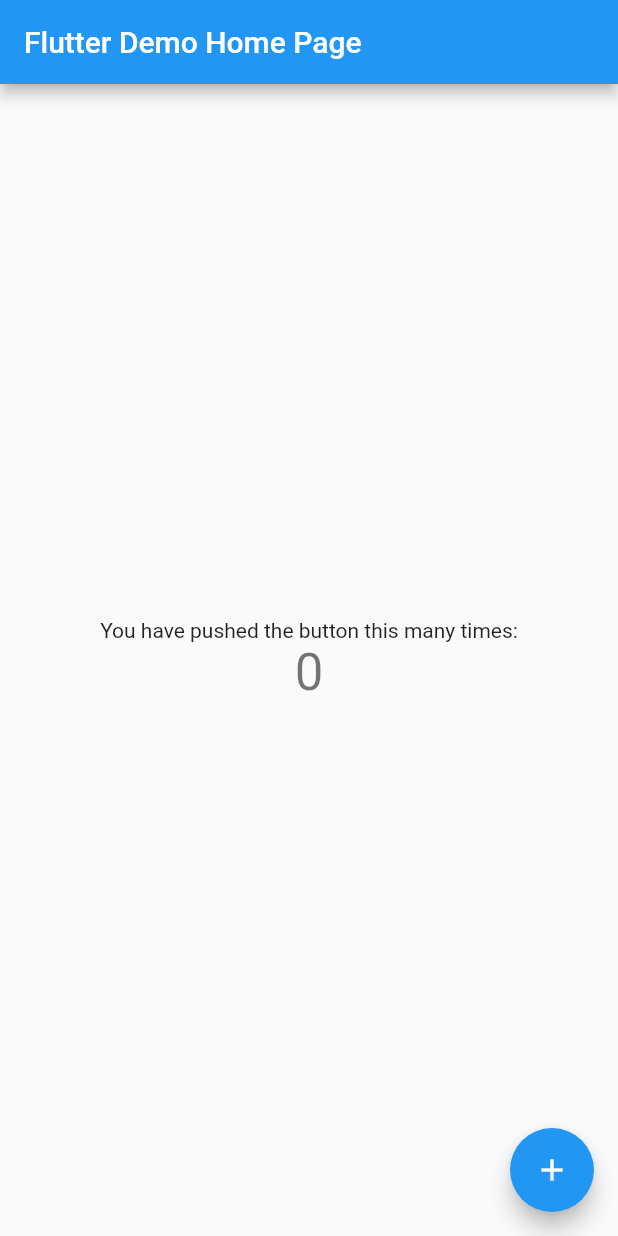
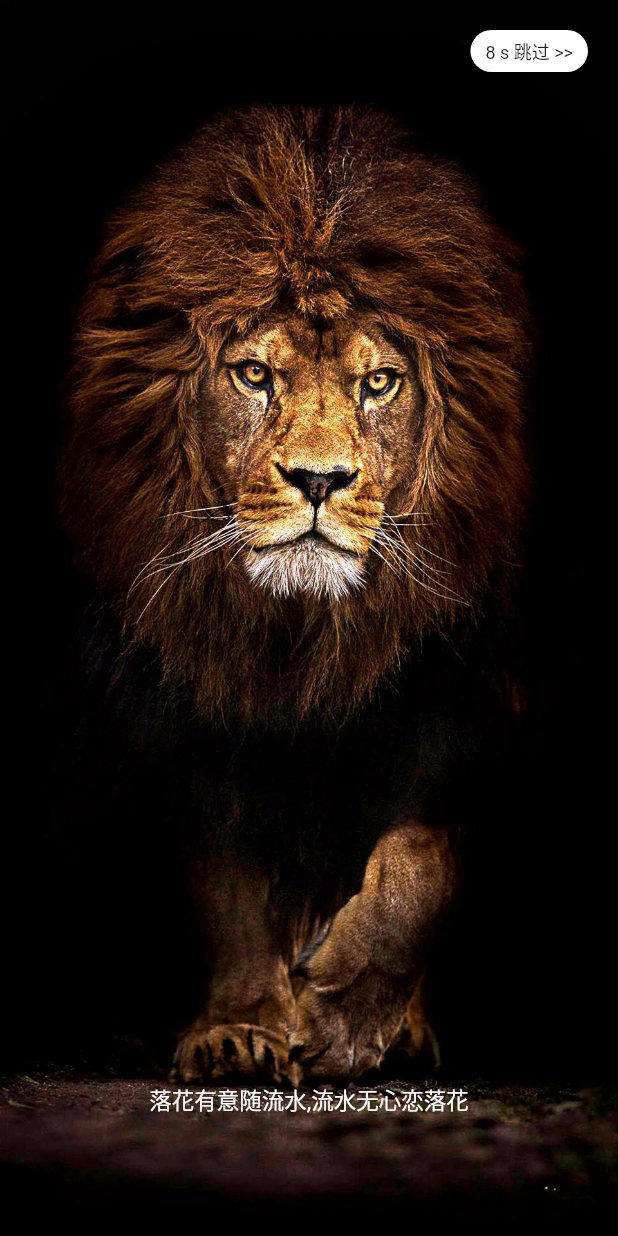
Before and after one commit to makai554892700/MYSShop, a Flutter app: the screen it shows after launch, on a phone screen of 412 x 824 dp. Run offline on Flutter 3.47's test engine with Material 2 defaults, Android fonts, the phone set to English and light mode, and no system bars; our stand-ins replace cached_network_image.

Commit message:
add:添加首页广告

```diff
--- a/lib/main.dart
+++ b/lib/main.dart
@@ -1,117 +1,67 @@
+import 'package:MYSShop/widgets/home.dart';
 import 'package:flutter/material.dart';
+import 'dart:io';
+import 'package:flutter/services.dart';
 
 void main() {
-  runApp(MyApp());
+  runApp(MainApp());
+  if (Platform.isAndroid) {
+    //设置Android头部的导航栏透明
+    SystemUiOverlayStyle systemUiOverlayStyle =
+    SystemUiOverlayStyle(statusBarColor: Colors.transparent);
+    SystemChrome.setSystemUIOverlayStyle(systemUiOverlayStyle);
+  }
 }
 
-class MyApp extends StatelessWidget {
-  // This widget is the root of your application.
+class MainApp extends StatelessWidget {
+
   @override
   Widget build(BuildContext context) {
-    return MaterialApp(
-      title: 'Flutter Demo',
-      theme: ThemeData(
-        // This is the theme of your application.
-        //
-        // Try running your application with "flutter run". You'll see the
-        // application has a blue toolbar. Then, without quitting the app, try
-        // changing the primarySwatch below to Colors.green and then invoke
-        // "hot reload" (press "r" in the console where you ran "flutter run",
-        // or simply save your changes to "hot reload" in a Flutter IDE).
-        // Notice that the counter didn't reset back to zero; the application
-        // is not restarted.
-        primarySwatch: Colors.blue,
-        // This makes the visual density adapt to the platform that you run
-        // the app on. For desktop platforms, the controls will be smaller and
-        // closer together (more dense) than on mobile platforms.
-        visualDensity: VisualDensity.adaptivePlatformDensity,
+    return RestartWidget(
+      child: MaterialApp(
+        theme: ThemeData(backgroundColor: Colors.white),
+        home: Scaffold(
+          resizeToAvoidBottomPadding: false,
+          body: Home(),
+        ),
       ),
-      home: MyHomePage(title: 'Flutter Demo Home Page'),
     );
   }
 }
 
-class MyHomePage extends StatefulWidget {
-  MyHomePage({Key key, this.title}) : super(key: key);
+///这个组件用来重新加载整个child Widget的。当我们需要重启APP的时候，可以使用这个方案
+///https://stackoverflow.com/questions/50115311/flutter-how-to-force-an-application-restart-in-production-mode
+class RestartWidget extends StatefulWidget {
+  final Widget child;
 
-  // This widget is the home page of your application. It is stateful, meaning
-  // that it has a State object (defined below) that contains fields that affect
-  // how it looks.
+  RestartWidget({Key key, @required this.child})
+      : assert(child != null),
+        super(key: key);
 
-  // This class is the configuration for the state. It holds the values (in this
-  // case the title) provided by the parent (in this case the App widget) and
-  // used by the build method of the State. Fields in a Widget subclass are
-  // always marked "final".
-
-  final String title;
+  static restartApp(BuildContext context) {
+    final _RestartWidgetState state =
+    context.ancestorStateOfType(const TypeMatcher<_RestartWidgetState>());
+    state.restartApp();
+  }
 
   @override
-  _MyHomePageState createState() => _MyHomePageState();
+  _RestartWidgetState createState() => _RestartWidgetState();
 }
 
-class _MyHomePageState extends State<MyHomePage> {
-  int _counter = 0;
+class _RestartWidgetState extends State<RestartWidget> {
+  Key key = UniqueKey();
 
-  void _incrementCounter() {
+  void restartApp() {
     setState(() {
-      // This call to setState tells the Flutter framework that something has
-      // changed in this State, which causes it to rerun the build method below
-      // so that the display can reflect the updated values. If we changed
-      // _counter without calling setState(), then the build method would not be
-      // called again, and so nothing would appear to happen.
-      _counter++;
+      key = UniqueKey();
     });
   }
 
   @override
   Widget build(BuildContext context) {
-    // This method is rerun every time setState is called, for instance as done
-    // by the _incrementCounter method above.
-    //
-    // The Flutter framework has been optimized to make rerunning build methods
-    // fast, so that you can just rebuild anything that needs updating rather
-    // than having to individually change instances of widgets.
-    return Scaffold(
-      appBar: AppBar(
-        // Here we take the value from the MyHomePage object that was created by
-        // the App.build method, and use it to set our appbar title.
-        title: Text(widget.title),
-      ),
-      body: Center(
-        // Center is a layout widget. It takes a single child and positions it
-        // in the middle of the parent.
-        child: Column(
-          // Column is also a layout widget. It takes a list of children and
-          // arranges them vertically. By default, it sizes itself to fit its
-          // children horizontally, and tries to be as tall as its parent.
-          //
-          // Invoke "debug painting" (press "p" in the console, choose the
-          // "Toggle Debug Paint" action from the Flutter Inspector in Android
-          // Studio, or the "Toggle Debug Paint" command in Visual Studio Code)
-          // to see the wireframe for each widget.
-          //
-          // Column has various properties to control how it sizes itself and
-          // how it positions its children. Here we use mainAxisAlignment to
-          // center the children vertically; the main axis here is the vertical
-          // axis because Columns are vertical (the cross axis would be
-          // horizontal).
-          mainAxisAlignment: MainAxisAlignment.center,
-          children: <Widget>[
-            Text(
-              'You have pushed the button this many times:',
-            ),
-            Text(
-              '$_counter',
-              style: Theme.of(context).textTheme.headline4,
-            ),
-          ],
-        ),
-      ),
-      floatingActionButton: FloatingActionButton(
-        onPressed: _incrementCounter,
-        tooltip: 'Increment',
-        child: Icon(Icons.add),
-      ), // This trailing comma makes auto-formatting nicer for build methods.
+    return Container(
+      key: key,
+      child: widget.child,
     );
   }
 }
--- /dev/null
+++ b/lib/utils/screen_utils.dart
@@ -0,0 +1,193 @@
+import 'package:flutter/material.dart';
+import 'dart:ui' as ui;
+//系统默认的appBar等高度
+//位于Dart Packages/flutter/src/material/constans.dart
+
+///默认设计稿尺寸（单位 dp or pt）
+double _designW = 360.0;
+double _designH = 640.0;
+double _designD = 3.0;
+
+/**
+ * 配置设计稿尺寸（单位 dp or pt）
+ * w 宽
+ * h 高
+ * density 像素密度
+ */
+
+/// 配置设计稿尺寸 屏幕 宽，高，密度。
+/// Configuration design draft size  screen width, height, density.
+void setDesignWHD(double w, double h, {double density = 3.0}) {
+  _designW = w;
+  _designH = h;
+  _designD = density;
+}
+
+/// Screen Util.
+class ScreenUtils {
+  double _screenWidth = 0.0;
+  double _screenHeight = 0.0;
+  double _screenDensity = 0.0;
+  double _statusBarHeight = 0.0;
+  double _bottomBarHeight = 0.0;
+  double _appBarHeight = 0.0;
+  MediaQueryData _mediaQueryData;
+
+  static final ScreenUtils _singleton = ScreenUtils();
+
+  static ScreenUtils getInstance() {
+    _singleton._init();
+    return _singleton;
+  }
+
+  _init() {
+    MediaQueryData mediaQuery = MediaQueryData.fromWindow(ui.window);
+    if (_mediaQueryData != mediaQuery) {
+      _mediaQueryData = mediaQuery;
+      _screenWidth = mediaQuery.size.width;
+      _screenHeight = mediaQuery.size.height;
+      _screenDensity = mediaQuery.devicePixelRatio;
+      _statusBarHeight = mediaQuery.padding.top;
+      _bottomBarHeight = mediaQuery.padding.bottom;
+      _appBarHeight = kToolbarHeight;
+    }
+  }
+
+  /// screen width
+  /// 屏幕 宽
+  double get screenWidth => _screenWidth;
+
+  /// screen height
+  /// 屏幕 高
+  double get screenHeight => _screenHeight;
+
+  /// appBar height
+  /// appBar 高
+  double get appBarHeight => _appBarHeight;
+
+  /// screen density
+  /// 屏幕 像素密度
+  double get screenDensity => _screenDensity;
+
+  /// status bar Height
+  /// 状态栏高度
+  double get statusBarHeight => _statusBarHeight;
+
+  /// bottom bar Height
+  double get bottomBarHeight => _bottomBarHeight;
+
+  /// media Query Data
+  MediaQueryData get mediaQueryData => _mediaQueryData;
+
+  /// screen width
+  /// 当前屏幕 宽
+  static double screenW(BuildContext context) {
+    MediaQueryData mediaQuery = MediaQuery.of(context);
+    return mediaQuery.size.width;
+  }
+
+  /// screen height
+  /// 当前屏幕 高
+  static double screenH(BuildContext context) {
+    MediaQueryData mediaQuery = MediaQuery.of(context);
+    return mediaQuery.size.height;
+  }
+
+  /// screen density
+  /// 当前屏幕 像素密度
+  static double getScreenDensity(BuildContext context) {
+    MediaQueryData mediaQuery = MediaQuery.of(context);
+    return mediaQuery.devicePixelRatio;
+  }
+
+  /// status bar Height
+  /// 当前状态栏高度
+  static double getStatusBarH(BuildContext context) {
+    MediaQueryData mediaQuery = MediaQuery.of(context);
+    return mediaQuery.padding.top;
+  }
+
+  /// status bar Height
+  /// 当前BottomBar高度
+  static double getBottomBarH(BuildContext context) {
+    MediaQueryData mediaQuery = MediaQuery.of(context);
+    return mediaQuery.padding.bottom;
+  }
+
+  /// 当前MediaQueryData
+  static MediaQueryData getMediaQueryData(BuildContext context) {
+    MediaQueryData mediaQuery = MediaQuery.of(context);
+    return mediaQuery;
+  }
+
+  /// returns the size after adaptation according to the screen width.(unit dp or pt)
+  /// 返回根据屏幕宽适配后尺寸（单位 dp or pt）
+  /// size 单位 dp or pt
+  static double getScaleW(BuildContext context, double size) {
+    if (context == null || screenW(context) == 0.0) return size;
+    return size * screenW(context) / _designW;
+  }
+
+  /// returns the size after adaptation according to the screen height.(unit dp or pt)
+  /// 返回根据屏幕高适配后尺寸 （单位 dp or pt）
+  /// size unit dp or pt
+  static double getScaleH(BuildContext context, double size) {
+    if (context == null || screenH(context) == 0.0) return size;
+    return size * screenH(context) / _designH;
+  }
+
+  /// returns the font size after adaptation according to the screen density.
+  /// 返回根据屏幕宽适配后字体尺寸
+  /// fontSize 字体尺寸
+  static double getScaleSp(BuildContext context, double fontSize) {
+    if (context == null || getScreenDensity(context) == 0.0) return fontSize;
+    return fontSize * screenW(context) / _designW;
+  }
+
+  /// Orientation
+  /// 设备方向(portrait, landscape)
+  static Orientation getOrientation(BuildContext context) {
+    MediaQueryData mediaQuery = MediaQuery.of(context);
+    return mediaQuery.orientation;
+  }
+
+  /// returns the size after adaptation according to the screen width.(unit dp or pt)
+  /// 返回根据屏幕宽适配后尺寸（单位 dp or pt）
+  /// size 单位 dp or pt
+  double getWidth(double size) {
+    return _screenWidth == 0.0 ? size : (size * _screenWidth / _designW);
+  }
+
+  /// returns the size after adaptation according to the screen height.(unit dp or pt)
+  /// 返回根据屏幕高适配后尺寸（单位 dp or pt）
+  /// size unit dp or pt
+  double getHeight(double size) {
+    return _screenHeight == 0.0 ? size : (size * _screenHeight / _designH);
+  }
+
+  /// returns the size after adaptation according to the screen width.(unit dp or pt)
+  /// 返回根据屏幕宽适配后尺寸（单位 dp or pt）
+  /// sizePx unit px
+  double getWidthPx(double sizePx) {
+    return _screenWidth == 0.0
+        ? (sizePx / _designD)
+        : (sizePx * _screenWidth / (_designW * _designD));
+  }
+
+  /// returns the size after adaptation according to the screen height.(unit dp or pt)
+  /// 返回根据屏幕高适配后尺寸（单位 dp or pt）
+  /// sizePx unit px
+  double getHeightPx(double sizePx) {
+    return _screenHeight == 0.0
+        ? (sizePx / _designD)
+        : (sizePx * _screenHeight / (_designH * _designD));
+  }
+
+  /// returns the font size after adaptation according to the screen density.
+  /// 返回根据屏幕宽适配后字体尺寸
+  /// fontSize 字体尺寸
+  double getSp(double fontSize) {
+    if (_screenDensity == 0.0) return fontSize;
+    return fontSize * _screenWidth / _designW;
+  }
+}
--- /dev/null
+++ b/lib/widgets/home.dart
@@ -0,0 +1,81 @@
+import 'package:MYSShop/utils/screen_utils.dart';
+import 'package:MYSShop/widgets/view/waiter_view.dart';
+import 'package:cached_network_image/cached_network_image.dart';
+import 'package:flutter/cupertino.dart';
+import 'package:flutter/material.dart';
+
+class Home extends StatefulWidget {
+  @override
+  State createState() {
+    return HomeState();
+  }
+}
+
+class HomeState extends State<Home> {
+  bool showAd = true;
+
+  @override
+  Widget build(BuildContext context) {
+    return Stack(
+      children: [
+        Offstage(
+          child: Text('Hello world.'),
+          offstage: showAd,
+        ),
+        Offstage(
+          child: Container(
+            child: Stack(
+              children: [
+                Image(
+                  image: AssetImage('images/lion.jpg'),
+                  width: double.infinity,
+                  height: double.infinity,
+                  fit: BoxFit.cover,
+                ),
+                Positioned(
+                  bottom: 80.0,
+                  child: SizedBox(
+                    width: ScreenUtils.screenW(context),
+                    child: Text(
+                      '落花有意随流水,流水无心恋落花',
+                      style: TextStyle(fontSize: 15.0, color: Colors.white),
+                      textAlign: TextAlign.center,
+                    ),
+                  ),
+                ),
+                SafeArea(
+                  child: Align(
+                    alignment: Alignment.topRight,
+                    child: Container(
+                      child: Waiter(
+                        seconds: 15,
+                        text: '跳过',
+                        onCountDownFinishCallBack: (bool value) {
+                          if (value) {
+                            setState(() {
+                              showAd = false;
+                            });
+                          }
+                        },
+                      ),
+                      decoration: BoxDecoration(
+                        borderRadius: BorderRadius.all(Radius.circular(20.0)),
+                        color: Colors.white,
+                      ),
+                      padding: EdgeInsets.fromLTRB(10.0, 5.0, 10.0, 5.0),
+                      margin: EdgeInsets.only(right: 20.0, top: 20.0),
+                    ),
+                  ),
+                ),
+              ],
+            ),
+            color: Colors.white,
+            width: double.infinity,
+            height: double.infinity,
+          ),
+          offstage: !showAd,
+        ),
+      ],
+    );
+  }
+}
--- /dev/null
+++ b/lib/widgets/view/waiter_view.dart
@@ -0,0 +1,62 @@
+import 'dart:async';
+import 'package:flutter/cupertino.dart';
+
+// ignore: must_be_immutable
+class Waiter extends StatefulWidget {
+  final onCountDownFinishCallBack;
+  final String text;
+  int seconds;
+
+  Waiter(
+      {Key key,
+      @required this.text,
+      @required this.seconds,
+      @required this.onCountDownFinishCallBack})
+      : super(key: key);
+
+  @override
+  State createState() {
+    return WaiterState();
+  }
+}
+
+class WaiterState extends State<Waiter> {
+  Timer timer;
+
+  @override
+  void initState() {
+    super.initState();
+    startTimer();
+  }
+
+  @override
+  Widget build(BuildContext context) {
+    return GestureDetector(
+      onTap: () {
+        cancelTimer();
+      },
+      child: Text(
+        '${widget.seconds} s ${widget.text} >>',
+        style: TextStyle(fontSize: 12.0),
+      ),
+    );
+  }
+
+  void startTimer() {
+    timer = Timer.periodic(Duration(seconds: 1), (timer) {
+      if (mounted) {
+        setState(() {});
+        if (widget.seconds <= 1) {
+          cancelTimer();
+          return;
+        }
+        widget.seconds--;
+      }
+    });
+  }
+
+  void cancelTimer() {
+    widget.onCountDownFinishCallBack(true);
+    timer?.cancel();
+  }
+}
```
Also changed, not shown: pubspec.yaml (+7 -60 lines), images/lion.jpg (added), pubspec.lock, 3 other files.
